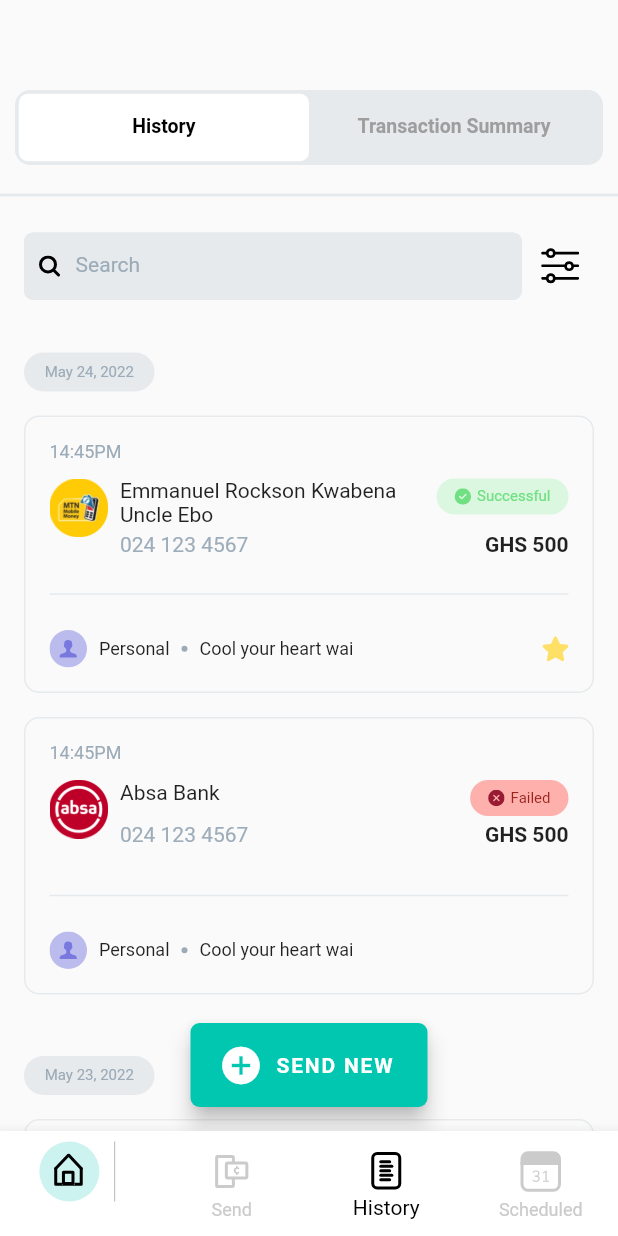
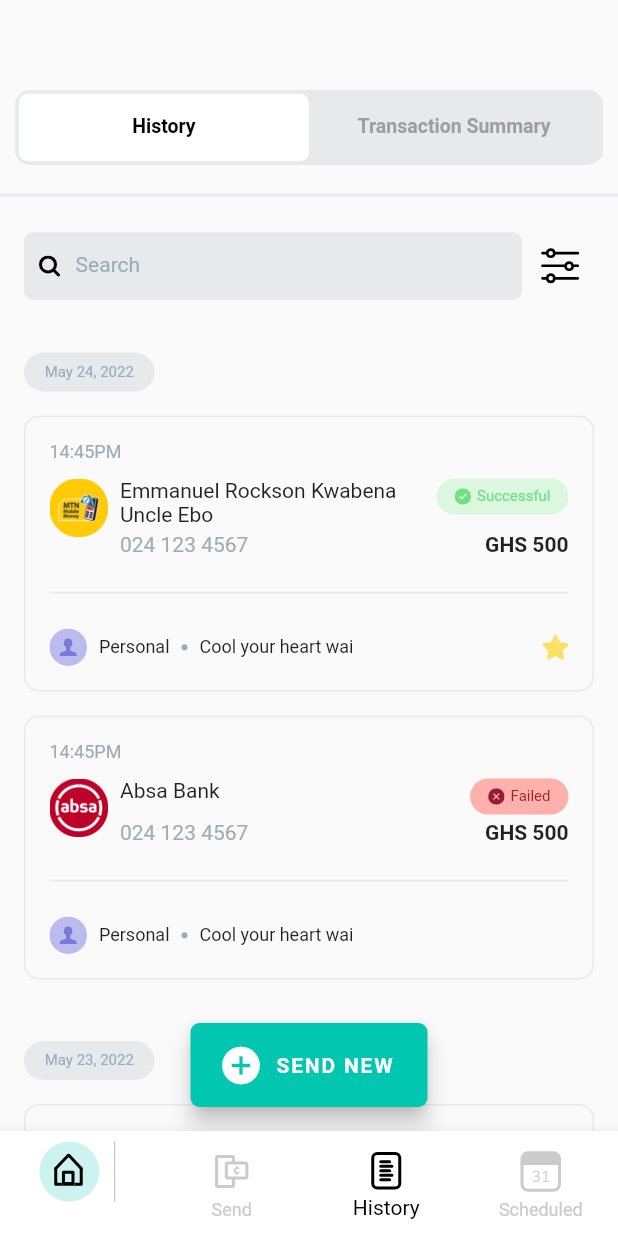
Before and after one commit to Adamteh/hubtel-coding-challenge-repo, a Flutter app: the screen it shows after launch, on a phone screen of 412 x 824 dp. Run offline on Flutter 3.47's test engine with Material 3 defaults, Android fonts, the phone set to English and light mode, and no system bars; our stand-ins replace flutter_svg.

Commit message:
Removed height from transactionCards's container

```diff
--- a/lib/widgets/transaction_card.dart
+++ b/lib/widgets/transaction_card.dart
@@ -29,7 +29,7 @@ class TransactionCard extends StatelessWidget {
   @override
   Widget build(BuildContext context) {
     return Container(
-      height: 185,
+      // height: 185,
       padding: const EdgeInsets.all(16),
       margin: const EdgeInsets.only(bottom: 16),
       decoration: BoxDecoration(
@@ -47,8 +47,7 @@ class TransactionCard extends StatelessWidget {
             ),
           ),
           const SizedBox(height: 11),
-          Flexible(
-            child: Row(
+          Row(
             crossAxisAlignment: CrossAxisAlignment.start,
             children: [
               Image.asset(
@@ -61,8 +60,7 @@ class TransactionCard extends StatelessWidget {
                 child: Column(
                   crossAxisAlignment: CrossAxisAlignment.start,
                   children: [
-                      Flexible(
-                        child: Row(
+                    Row(
                       mainAxisAlignment: MainAxisAlignment.spaceBetween,
                       crossAxisAlignment: CrossAxisAlignment.start,
                       children: [
@@ -111,7 +109,6 @@ class TransactionCard extends StatelessWidget {
                         ),
                       ],
                     ),
-                      ),
                     const SizedBox(height: 4),
                     Row(
                       mainAxisAlignment: MainAxisAlignment.spaceBetween,
@@ -134,7 +131,6 @@ class TransactionCard extends StatelessWidget {
                 ),
               ),
             ],
-            ),
           ),
           const SizedBox(height: 16),
           //Line
```
Lines whose indentation alone changed are shown as unchanged.
